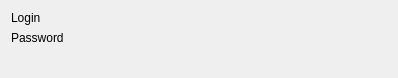
This is libs/utils/widgets/loginwidget.ui in FreeHealth/freehealth as Qt 5 draws it before an edit. The edited form follows.
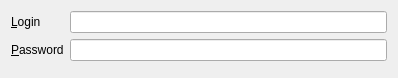
This is the edited form. Custom widgets are drawn as their Qt base class.

Commit message: login ui file uses now correctly QlineEdit as promotable class instead of QWidget.

```diff
--- a/libs/utils/widgets/loginwidget.ui
+++ b/libs/utils/widgets/loginwidget.ui
@@ -16,44 +16,37 @@
   <layout class="QFormLayout" name="formLayout">
    <item row="0" column="0">
     <widget class="QLabel" name="loginLabel">
-     <property name="sizePolicy">
-      <sizepolicy hsizetype="Preferred" vsizetype="Fixed">
-       <horstretch>0</horstretch>
-       <verstretch>0</verstretch>
-      </sizepolicy>
-     </property>
      <property name="text">
-      <string>Login</string>
+      <string>&amp;Login</string>
      </property>
-    </widget>
-   </item>
-   <item row="2" column="0">
-    <widget class="QLabel" name="passwordLabel">
-     <property name="sizePolicy">
-      <sizepolicy hsizetype="Preferred" vsizetype="Fixed">
-       <horstretch>0</horstretch>
-       <verstretch>0</verstretch>
-      </sizepolicy>
+     <property name="buddy">
+      <cstring>login</cstring>
      </property>
-     <property name="text">
-      <string>Password</string>
-     </property>
     </widget>
    </item>
-   <item row="2" column="1">
-    <widget class="Utils::LineEditEchoSwitcher" name="password" native="true"/>
-   </item>
    <item row="0" column="1">
-    <widget class="Utils::LineEditEchoSwitcher" name="login" native="true"/>
+    <widget class="Utils::LineEditEchoSwitcher" name="login"/>
+   </item>
+   <item row="1" column="0">
+    <widget class="QLabel" name="passwordLabel">
+     <property name="text">
+      <string>&amp;Password</string>
+     </property>
+     <property name="buddy">
+      <cstring>password</cstring>
+     </property>
+    </widget>
+   </item>
+   <item row="1" column="1">
+    <widget class="Utils::LineEditEchoSwitcher" name="password"/>
    </item>
   </layout>
  </widget>
  <customwidgets>
   <customwidget>
    <class>Utils::LineEditEchoSwitcher</class>
-   <extends>QWidget</extends>
-   <header location="global">utils/widgets/lineeditechoswitcher.h</header>
-   <container>1</container>
+   <extends>QLineEdit</extends>
+   <header>utils/widgets/lineeditechoswitcher.h</header>
   </customwidget>
  </customwidgets>
  <resources/>
```
The commit also changes 1 other file.
